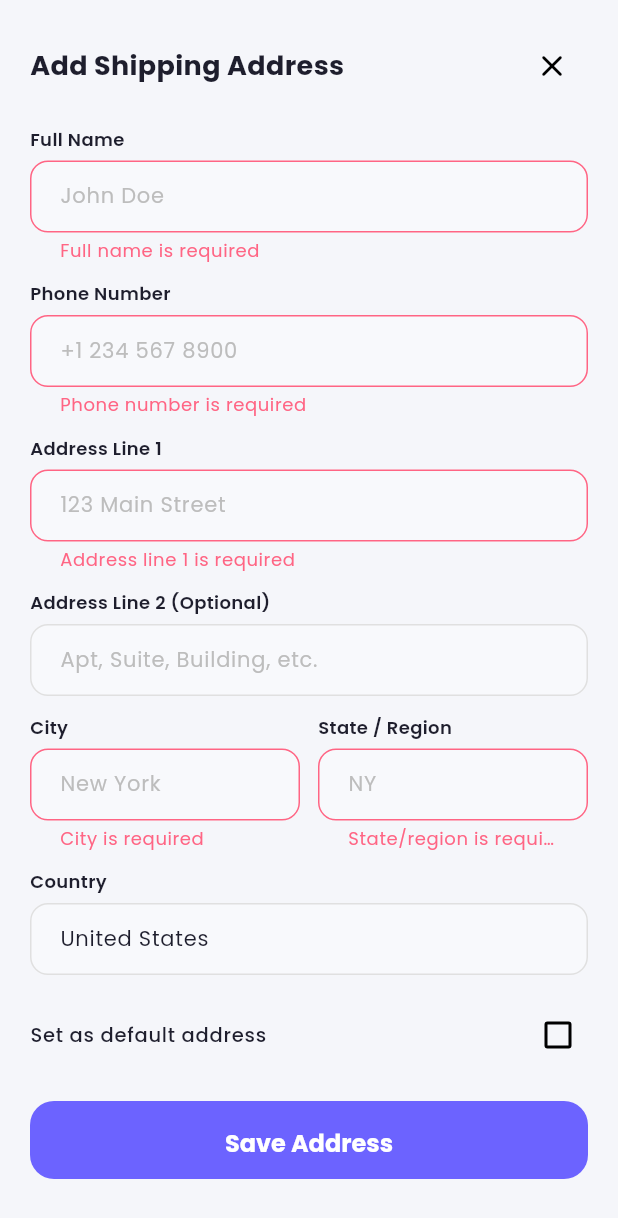
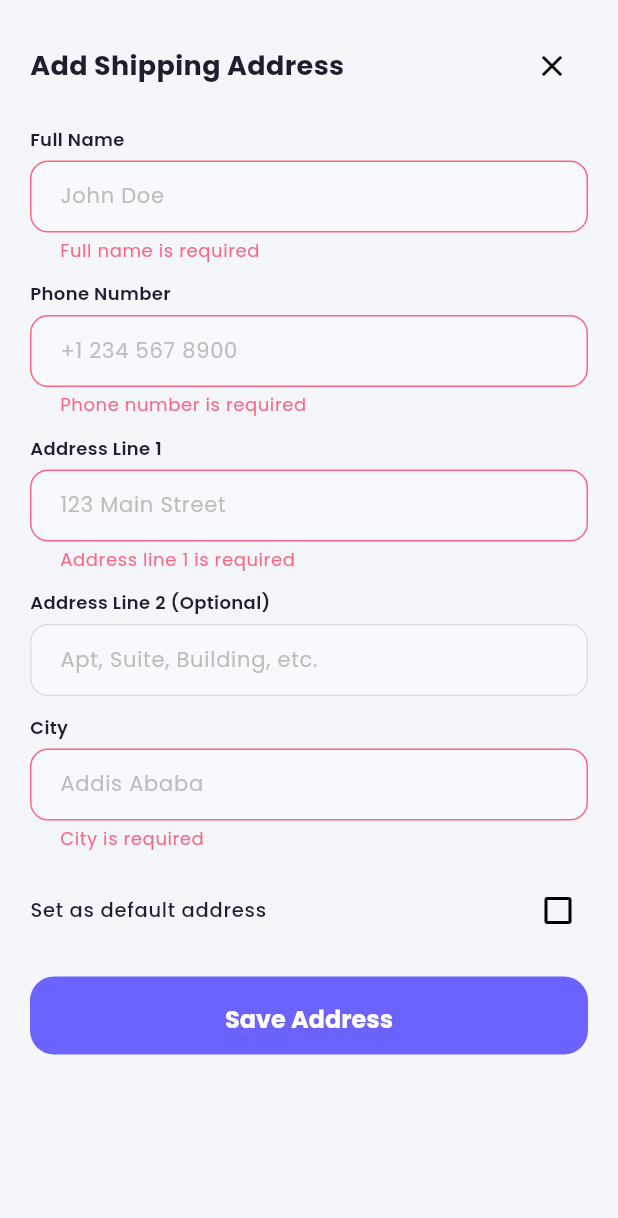
Before and after one commit to ab-pro-dev/NextLook-Shopping-App-Flutter, a Flutter app: the AddressFormBottomSheet widget shown alone on an empty page, opened directly, after a tap on "Save Address", on a phone screen of 412 x 824 dp. Shown: the top 1218 px of the screen. Run offline on Flutter 3.47's test engine with Material 3 defaults, Android fonts, the phone set to English and light mode, and no system bars; our stand-ins replace cached_network_image, dio, flutter_riverpod, flutter_secure_storage, go_router, google_fonts and 1 more; accounts and stored records are empty; network calls fail.

Commit message:
refactor: remove Country and State/Region fields from Add Shipping Address form UI with server defaults

```diff
--- a/nextlook/lib/features/address/presentation/address_form_bottom_sheet.dart
+++ b/nextlook/lib/features/address/presentation/address_form_bottom_sheet.dart
@@ -78,6 +78,13 @@ class _AddressFormBottomSheetState extends ConsumerState<AddressFormBottomSheet>
       final notifier = ref.read(addressListNotifierProvider.notifier);
       late final Address savedAddress;
 
+      final regionText = _regionController.text.trim().isNotEmpty
+          ? _regionController.text.trim()
+          : 'Addis Ababa';
+      final countryText = _countryController.text.trim().isNotEmpty
+          ? _countryController.text.trim()
+          : 'Ethiopia';
+
       if (widget.addressToEdit != null) {
         savedAddress = await notifier.updateAddress(
           id: widget.addressToEdit!.id,
@@ -86,8 +93,8 @@ class _AddressFormBottomSheetState extends ConsumerState<AddressFormBottomSheet>
           addressLine1: _addressLine1Controller.text.trim(),
           addressLine2: _addressLine2Controller.text.trim(),
           city: _cityController.text.trim(),
-          region: _regionController.text.trim(),
-          country: _countryController.text.trim(),
+          region: regionText,
+          country: countryText,
           isDefault: _isDefault,
         );
       } else {
@@ -97,8 +104,8 @@ class _AddressFormBottomSheetState extends ConsumerState<AddressFormBottomSheet>
           addressLine1: _addressLine1Controller.text.trim(),
           addressLine2: _addressLine2Controller.text.trim(),
           city: _cityController.text.trim(),
-          region: _regionController.text.trim(),
-          country: _countryController.text.trim(),
+          region: regionText,
+          country: countryText,
           isDefault: _isDefault,
         );
       }
@@ -209,36 +216,12 @@ class _AddressFormBottomSheetState extends ConsumerState<AddressFormBottomSheet>
               ),
               const SizedBox(height: 12),
 
-              // City & Region (Side by side)
-              Row(
-                children: [
-                  Expanded(
-                    child: _buildTextField(
-                      controller: _cityController,
-                      label: 'City',
-                      hint: 'New York',
-                      validator: (val) => val == null || val.trim().isEmpty ? 'City is required' : null,
-                    ),
-                  ),
-                  const SizedBox(width: 12),
-                  Expanded(
-                    child: _buildTextField(
-                      controller: _regionController,
-                      label: 'State / Region',
-                      hint: 'NY',
-                      validator: (val) => val == null || val.trim().isEmpty ? 'State/region is required' : null,
-                    ),
-                  ),
-                ],
-              ),
-              const SizedBox(height: 12),
-
-              // Country
+              // City
               _buildTextField(
-                controller: _countryController,
-                label: 'Country',
-                hint: 'United States',
-                validator: (val) => val == null || val.trim().isEmpty ? 'Country is required' : null,
+                controller: _cityController,
+                label: 'City',
+                hint: 'Addis Ababa',
+                validator: (val) => val == null || val.trim().isEmpty ? 'City is required' : null,
               ),
               const SizedBox(height: 12),
 
```
Also changed, not shown: 1 other file.
